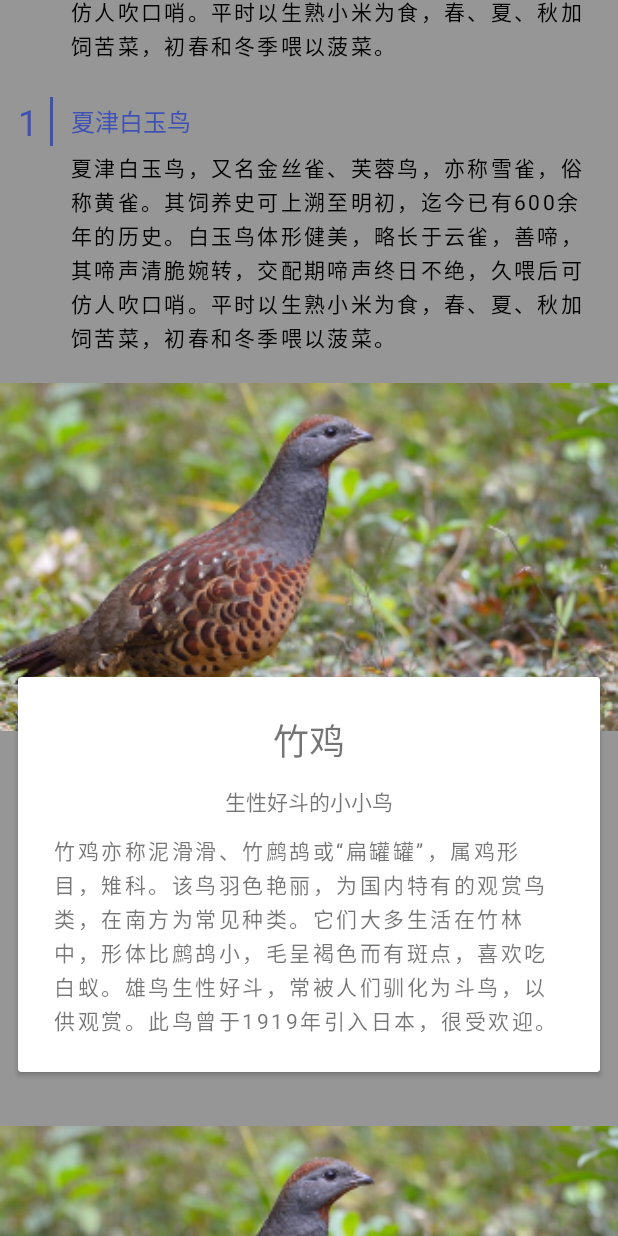
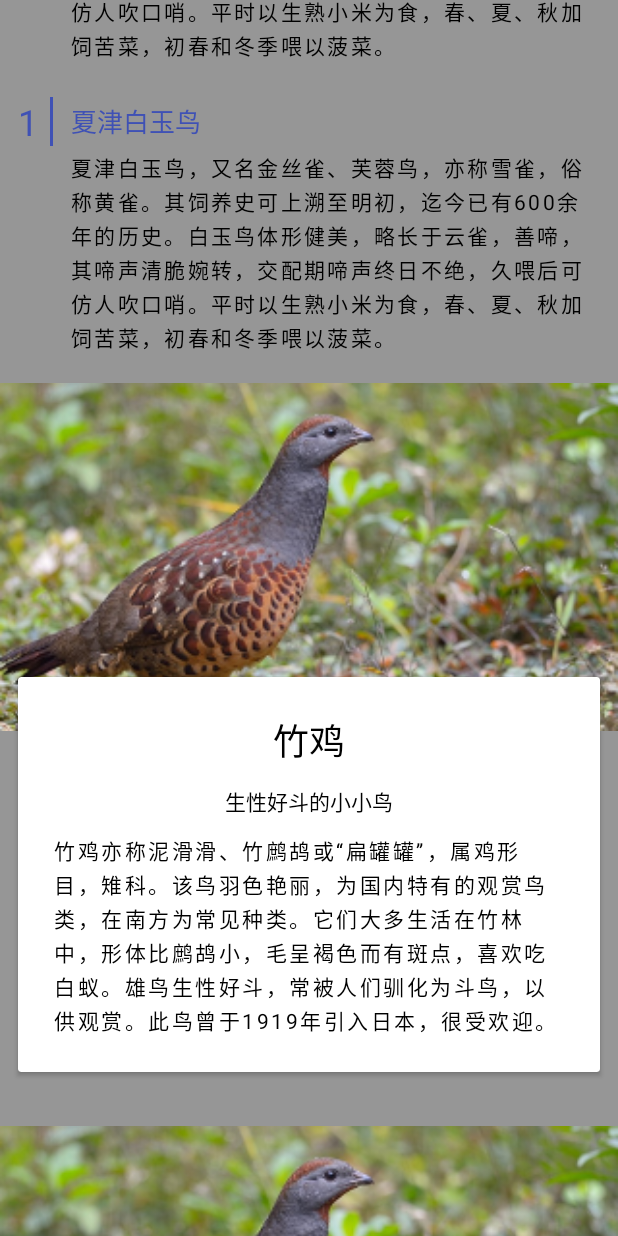
Before and after one commit to LGD2009/bing, an Android app: the layout activity_main_bottom.xml on its own in the app's theme, with its tools: preview values and no code run, scrolled down 576 dp, on a phone screen of 412 x 824 dp. Run offline under Robolectric (Android 15) with nearby library versions, the phone set to English and light mode, and no system bars; network calls fail.

Commit message:
Signed-off-by: 反魂蝶五分 <731620591@qq.com>

```diff
--- a/src/main/java/com/wallpaper/bing/adapter/StoryKnowledgeAdapter.java
+++ b/src/main/java/com/wallpaper/bing/adapter/StoryKnowledgeAdapter.java
@@ -40,7 +40,7 @@ public class StoryKnowledgeAdapter extends RecyclerView.Adapter<StoryKnowledgeAd
     public void onBindViewHolder(ViewHolder holder, int position) {
         holder.titleText.setText(list.get(position).getKnowledgeTitle());
         holder.subtitleText.setText(list.get(position).getKnowledgeSubtitle());
-        holder.contentText.setText(list.get(position).getKnowledgeContent());
+        holder.contentText.setText(String.format(context.getResources().getString(R.string.space),list.get(position).getKnowledgeContent()));
         Glide.with(context).load(list.get(position).getKnowledgeSrc()).asBitmap().into(holder.image);
     }
 
--- a/src/main/res/layout/activity_main_bottom.xml
+++ b/src/main/res/layout/activity_main_bottom.xml
@@ -100,7 +100,7 @@
             android:id="@+id/activity_main_story_title"
             android:layout_width="wrap_content"
             android:layout_height="wrap_content"
-            android:padding="12dp"
+            android:padding="18dp"
             android:textColor="@color/colorPrimaryDark"
             android:textSize="20sp"
             app:layout_constraintLeft_toLeftOf="parent"
@@ -112,6 +112,7 @@
             android:id="@+id/activity_main_story_subtitle"
             android:layout_width="wrap_content"
             android:layout_height="wrap_content"
+            android:padding="6dp"
             android:textColor="@color/colorPrimary"
             app:layout_constraintLeft_toLeftOf="parent"
             app:layout_constraintRight_toRightOf="parent"
--- a/src/main/res/layout/item_story_knowledge.xml
+++ b/src/main/res/layout/item_story_knowledge.xml
@@ -40,6 +40,7 @@
                 android:layout_gravity="center_horizontal"
                 android:layout_margin="12dp"
                 android:textSize="24sp"
+                android:textColor="@android:color/black"
                 tools:text="@string/knowledge_title"/>
 
             <TextView
@@ -47,6 +48,8 @@
                 android:layout_width="wrap_content"
                 android:layout_height="wrap_content"
                 android:layout_gravity="center_horizontal"
+                android:textColor="@android:color/black"
+                android:textSize="14sp"
                 tools:text="@string/knowledge_subtitle"/>
 
             <TextView
@@ -55,6 +58,8 @@
                 android:layout_height="wrap_content"
                 android:layout_margin="12dp"
                 android:letterSpacing="0.12"
+                android:textSize="14sp"
+                android:textColor="@android:color/black"
                 android:lineSpacingMultiplier="1.1"
                 tools:text="@string/knowledge_content"/>
 
--- a/src/main/res/layout/item_story_relevant.xml
+++ b/src/main/res/layout/item_story_relevant.xml
@@ -36,7 +36,7 @@
         tools:text="@string/relevant_title"
         android:gravity="center_vertical"
         android:textColor="@color/colorPrimary"
-        android:textSize="16sp"
+        android:textSize="17sp"
         android:layout_marginLeft="12dp"
         android:layout_marginStart="12dp"/>
 
--- a/src/main/res/values/strings.xml
+++ b/src/main/res/values/strings.xml
@@ -1,6 +1,7 @@
 <resources>
     <string name="app_name">Bing</string>
 
+    <string name="space">\u3000\u3000%1$s</string>
 
     <string name="cover_story_content">尽管此时外面天寒地冻，但这只北噪鸦看起来很舒服。我们在西伯利亚的普托拉纳高原拍摄了这张照片，这是一个遥远的北极生态系统，也是世界上最大的驯鹿群的家园。普托拉纳高原的自然景色美得令人吃惊，这个地区有超过25,000个类似峡湾的湖泊，北噪鸦在这里生活的相当自在。</string>
 
```
Also changed, not shown: src/main/java/com/wallpaper/bing/activity/CoverStoriesActivity.java (+8 -1 lines), src/main/java/com/wallpaper/bing/activity/MainActivity.java (+15 -7 lines), src/main/java/com/wallpaper/bing/util/DisplayUtil.java (deleted, +0 -45 lines), src/main/java/com/wallpaper/bing/view/BingTextView.java (added, +33 -0 lines), src/main/java/com/wallpaper/bing/view/StoryView.java (deleted, +0 -69 lines), src/main/assets/fonts/BingSMDL.ttf (added), src/main/assets/fonts/SegoeSlab-SemiLight.ttf (added).
